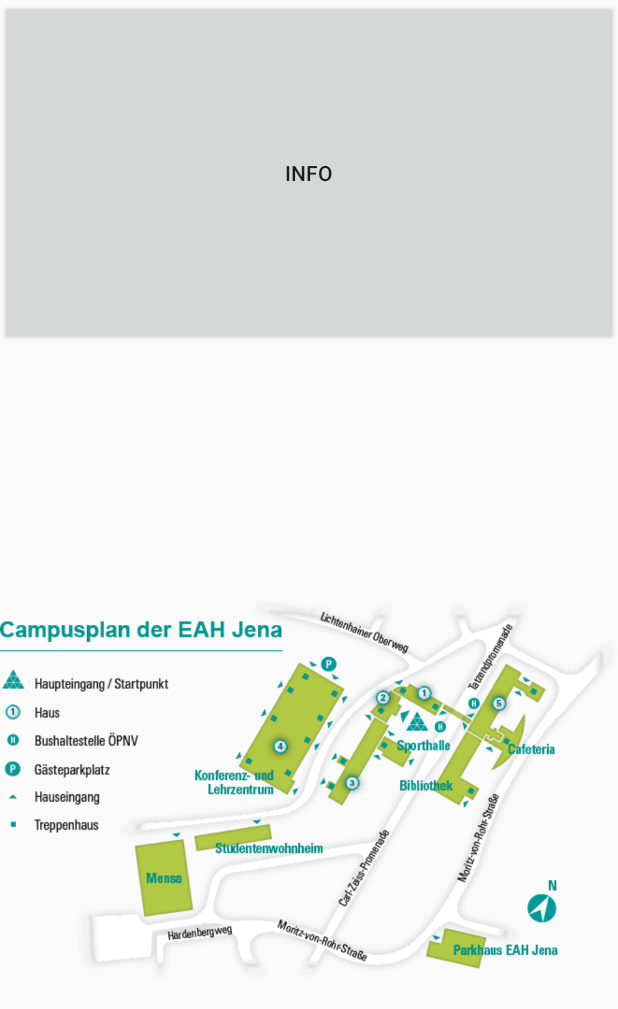
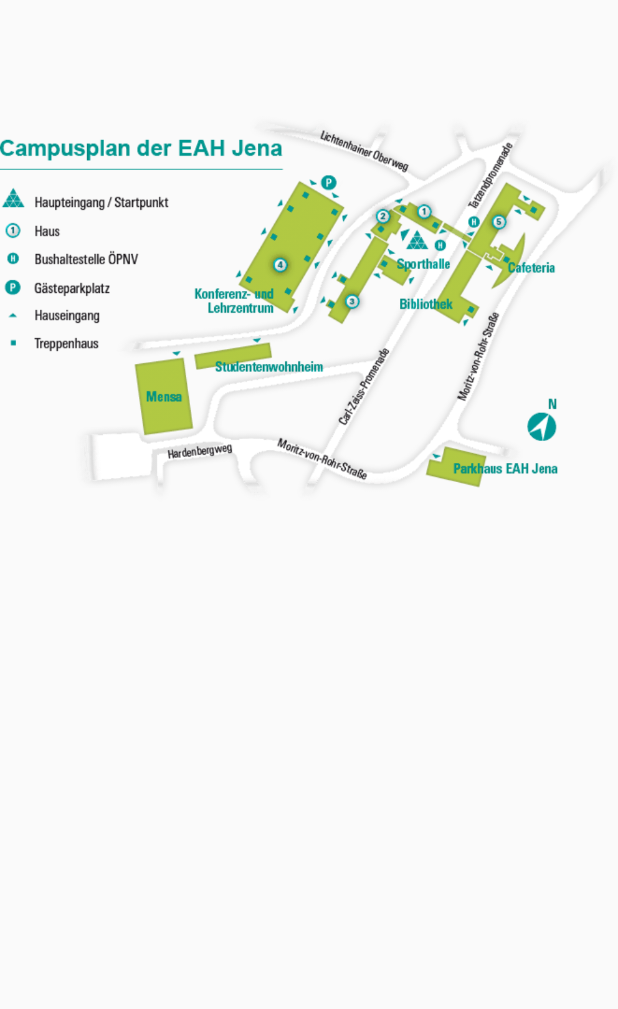
Before and after one commit to crytec9091/EAH-APP, an Android app: the layout activity_load_eahplan.xml on its own in the app's theme, with its tools: preview values and no code run, on a phone screen of 412 x 824 dp. Shown: the top 1009 px of the screen. Run offline under Robolectric (Android 15) with nearby library versions, the phone set to English and light mode, and no system bars.

Commit message:
neue TODO

```diff
--- a/app/src/main/AndroidManifest.xml
+++ b/app/src/main/AndroidManifest.xml
@@ -44,6 +44,9 @@
             android:label="Studiengang auswählen">
         </activity>
 
+        <activity android:name=".LoadEAHPlan"
+            android:label="LAGEPLAN">
+        </activity>
 
     </application>
 
--- a/app/src/main/java/s1eustei/eah/eah_app/Downloader.java
+++ b/app/src/main/java/s1eustei/eah/eah_app/Downloader.java
@@ -3,6 +3,7 @@
 // nach einer Vorlage aus dem Netz. hier wird die Url im Asynctask geladen und als string an die MainActivity weitergeben
 //TODO übergabe von verschiedenen URLS aus verschiedenen Activities als variable
 //TODO parsen
+//TODO wahrscheinlich muss diese Klasse als UNterklasse der MainActivity eingepflegt werden
 import java.io.BufferedReader;
 import java.io.IOException;
 import java.io.InputStream;
@@ -52,10 +53,7 @@
     public interface DownloadCompleteListener {
         	void onDownloadComplete(String result);
         	}
-    private DownloadCompleteListener dc = null;
-	//public Downloader(DownloadCompleteListener dc){
 
-	//}
     public Downloader(DownloadCompleteListener dc) {
        	this.dc = dc;
         	}
--- a/app/src/main/res/layout/activity_load_eahplan.xml
+++ b/app/src/main/res/layout/activity_load_eahplan.xml
@@ -1,18 +1,11 @@
 <?xml version="1.0" encoding="utf-8"?>
 
 
-<LinearLayout xmlns:android="http://schemas.android.com/apk/res/android"
+<RelativeLayout xmlns:android="http://schemas.android.com/apk/res/android"
     xmlns:app="http://schemas.android.com/apk/res-auto"
     android:layout_width="match_parent"
     android:layout_height="match_parent"
-    android:orientation="vertical">
-
-    <Button
-        android:text="info"
-        android:layout_width="match_parent"
-        android:layout_height="wrap_content"
-        android:id="@+id/btn_campus_plan"
-        android:layout_weight="1" />
+    android:orientation="horizontal">
 
     <ImageView
         android:layout_width="wrap_content"
@@ -20,4 +13,5 @@
         app:srcCompat="@drawable/campusplan_big"
         android:id="@+id/campusplan_big"
         android:layout_weight="1" />
-</LinearLayout>
+
+</RelativeLayout>
```
Also changed, not shown: app/src/main/java/s1eustei/eah/eah_app/LoadEAHPlan.java (+5 -10 lines), app/src/main/java/s1eustei/eah/eah_app/MainActivity.java (+4 -6 lines).
